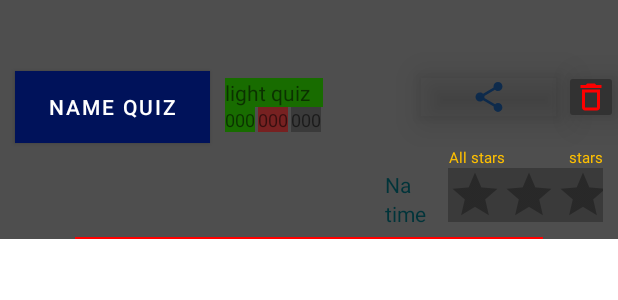
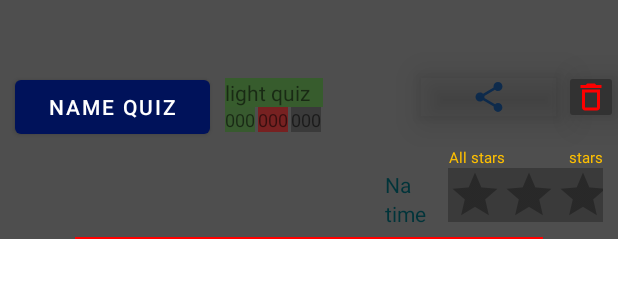
Before and after one commit to tpov/SchoolQuiz, an Android app: the layout main_title.xml on its own in the app's theme, with its tools: preview values and no code run, on a phone screen of 412 x 824 dp. Shown: the top 300 px of the screen. Run offline under Robolectric (Android 15) with nearby library versions, the phone set to English and light mode, and no system bars.

Commit message:
timerEnd, design

```diff
--- a/app/src/main/res/layout/main_title.xml
+++ b/app/src/main/res/layout/main_title.xml
@@ -46,8 +46,9 @@
                 android:layout_width="130dp"
                 android:layout_height="wrap_content"
                 android:layout_marginTop="15dp"
-                android:background="@color/colorFront"
-                android:text="name quiz" />
+                android:shadowColor="#AD00754D"
+                android:text="name quiz"
+                app:strokeColor="#00590C" />
 
             <LinearLayout
                 android:layout_width="match_parent"
@@ -70,9 +71,11 @@
                         android:layout_marginTop="20dp"
                         android:layout_weight="1"
                         android:background="@color/colorFront"
-                        android:backgroundTint="#186C00"
+                        android:backgroundTint="#6D186E00"
                         android:gravity="left"
-                        android:text="light quiz" />
+                        android:text="light quiz"
+                        android:textColorHighlight="#FFFFFF"
+                        android:textColorLink="#FFFFFF" />
 
                     <LinearLayout
                         android:layout_width="wrap_content"
@@ -89,7 +92,7 @@
                             android:layout_marginTop="10dp"
                             android:layout_marginRight="2dp"
                             android:background="@color/colorFront"
-                            android:backgroundTint="#186C00"
+                            android:backgroundTint="#66186C00"
                             android:gravity="center"
                             android:text="000"
                             android:textSize="12sp" />
```
